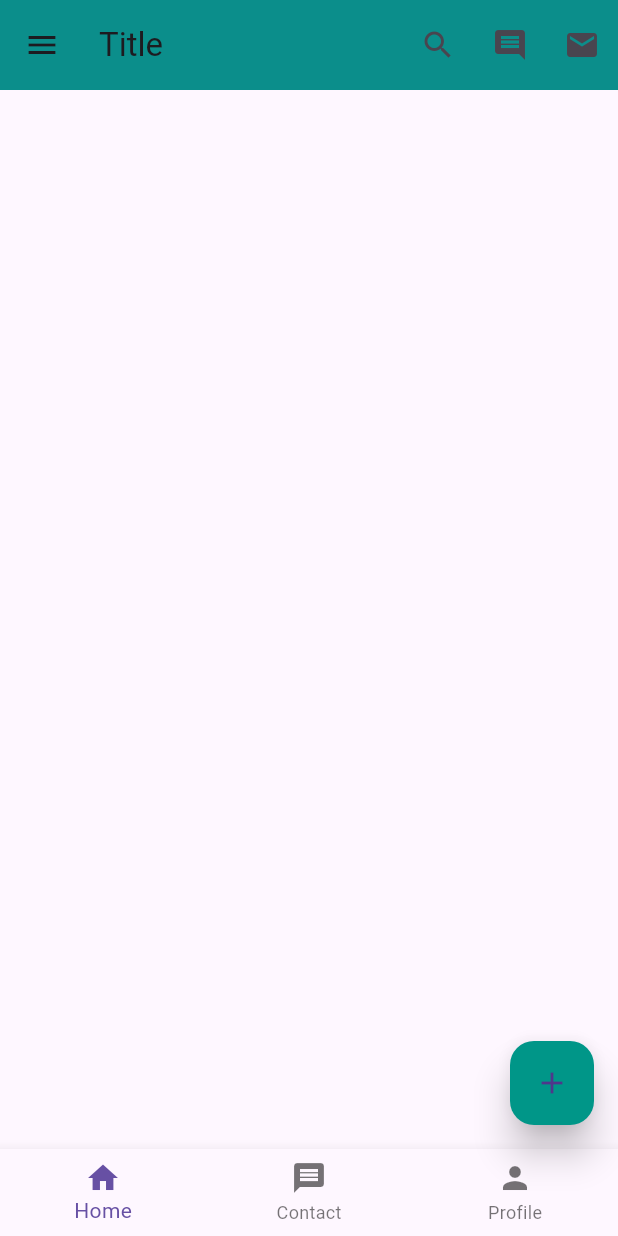
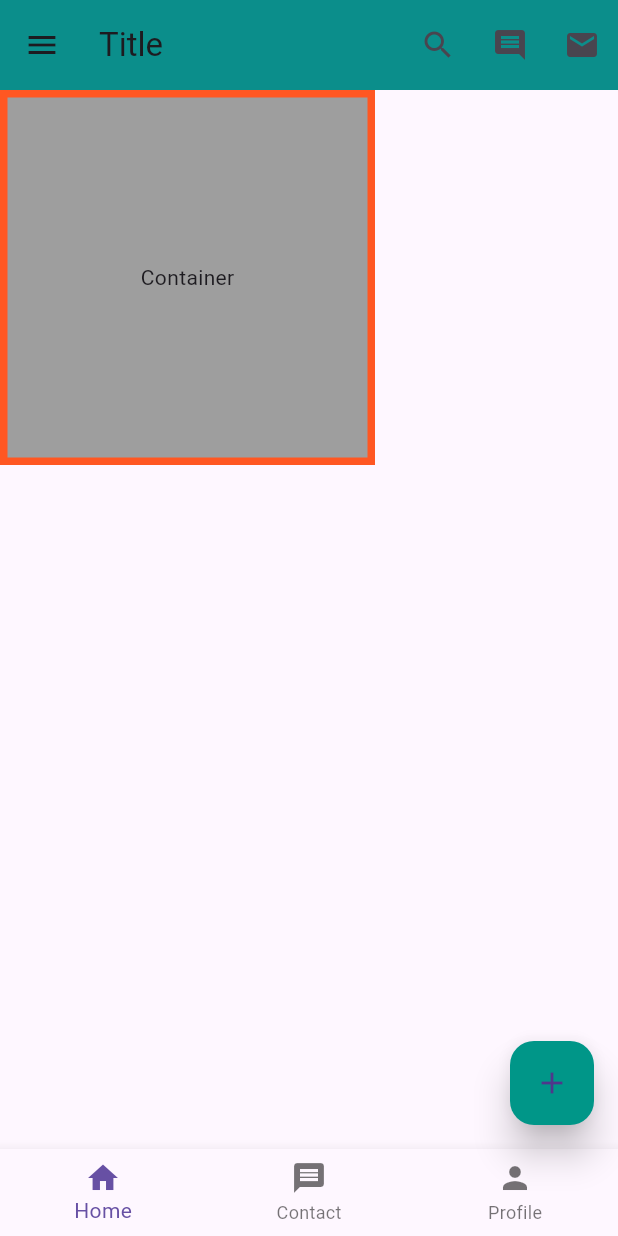
Before and after one commit to sabbir-62/Flutter, a Flutter app: the screen it shows after launch, on a phone screen of 412 x 824 dp. Run offline on Flutter 3.47's test engine with Material 3 defaults, Android fonts, the phone set to English and light mode, and no system bars.

Commit message:
drawer implement

```diff
--- a/lib/main.dart
+++ b/lib/main.dart
@@ -29,7 +29,6 @@ class HomeActivity extends StatelessWidget {
       SnackBar(content: Text(message))
     );
   }
-
   @override
   Widget build(BuildContext context) {
     return Scaffold(
@@ -75,12 +74,42 @@ class HomeActivity extends StatelessWidget {
       ),
       drawer: Drawer(
         child: ListView(
-          children: const [
-            DrawerHeader(child: Text("Sabbir")),
-            ListTile(title: Text("Home")),
-            ListTile(title: Text("Home")),
-            ListTile(title: Text("Home"))
+          children: [
+            DrawerHeader(
+                padding: const EdgeInsets.all(0),
+                child: UserAccountsDrawerHeader(
+                    decoration: const BoxDecoration(color: Colors.teal),
+                    accountName: const Text("Sabbir"),
+                    accountEmail: const Text("sabbir.hossain.se62@gmail.com"),
+                    currentAccountPicture: Image.network("https://cdn-icons-png.flaticon.com/512/7077/7077313.png"),
+                )
+            ),
+            ListTile(
+                leading: const Icon(Icons.home),
+                title: const Text("Home"),
+                onTap: (){mySnakeBar("This is home", context);},
+            ),
+            ListTile(
+              leading: const Icon(Icons.person),
+              title: const Text("Profile"),
+              onTap: (){mySnakeBar("This is profile", context);},
+            ),
+            ListTile(
+              leading: const Icon(Icons.mail),
+              title: const Text("Contact"),
+              onTap: (){mySnakeBar("This is contact", context);},
+            )
           ],
+        ),
+      ),
+      body: Container(
+        child: Text("Container"),
+        alignment: Alignment.center,
+        height: 250,
+        width: 250,
+        decoration: BoxDecoration(
+            color: Colors.grey,
+            border: Border.all(color: Colors.deepOrange, width: 5)
         ),
       ),
     );
```
